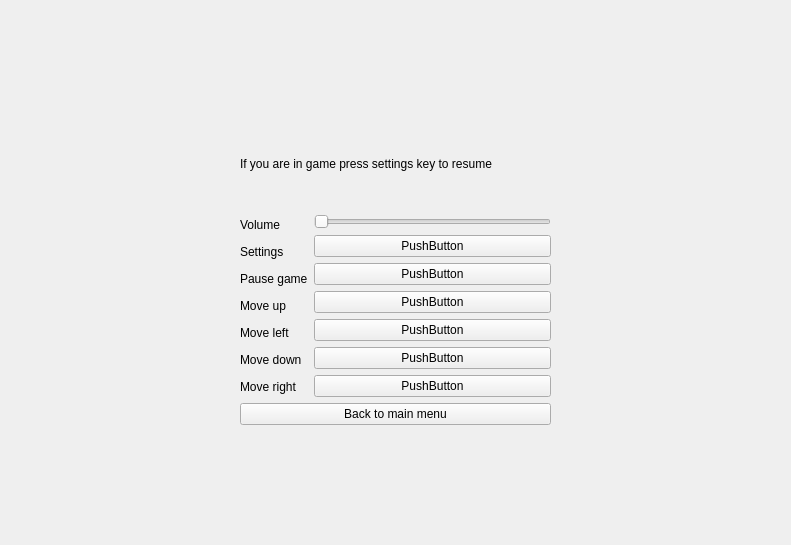
Above: Pages/settingspage.ui from Juliuszz666/Pacman-CPP before the change. Below: the same form after it.
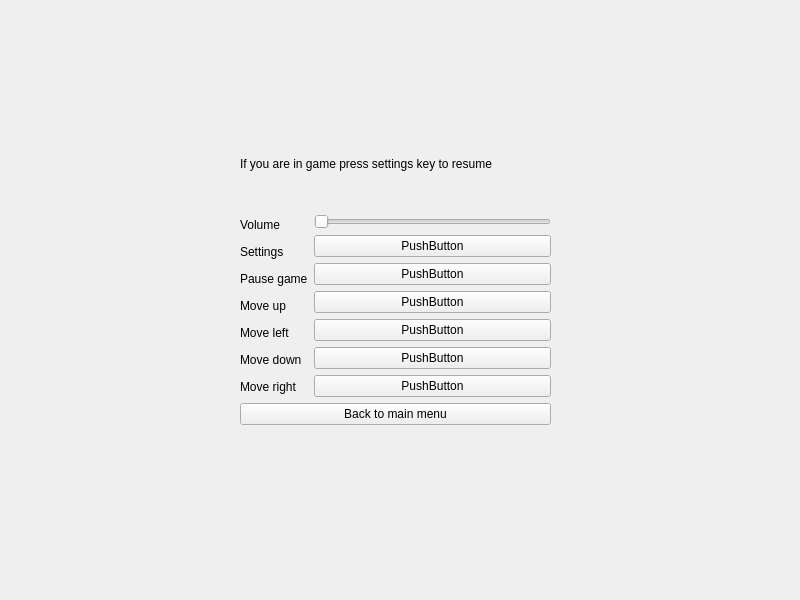
That is the form after the change.

Patch:
```diff
--- a/Pages/settingspage.ui
+++ b/Pages/settingspage.ui
@@ -6,8 +6,8 @@
    <rect>
     <x>0</x>
     <y>0</y>
-    <width>791</width>
-    <height>545</height>
+    <width>800</width>
+    <height>600</height>
    </rect>
   </property>
   <property name="focusPolicy">
```
Left out of the diff: 20 changed lines with no effect on the pictures.
